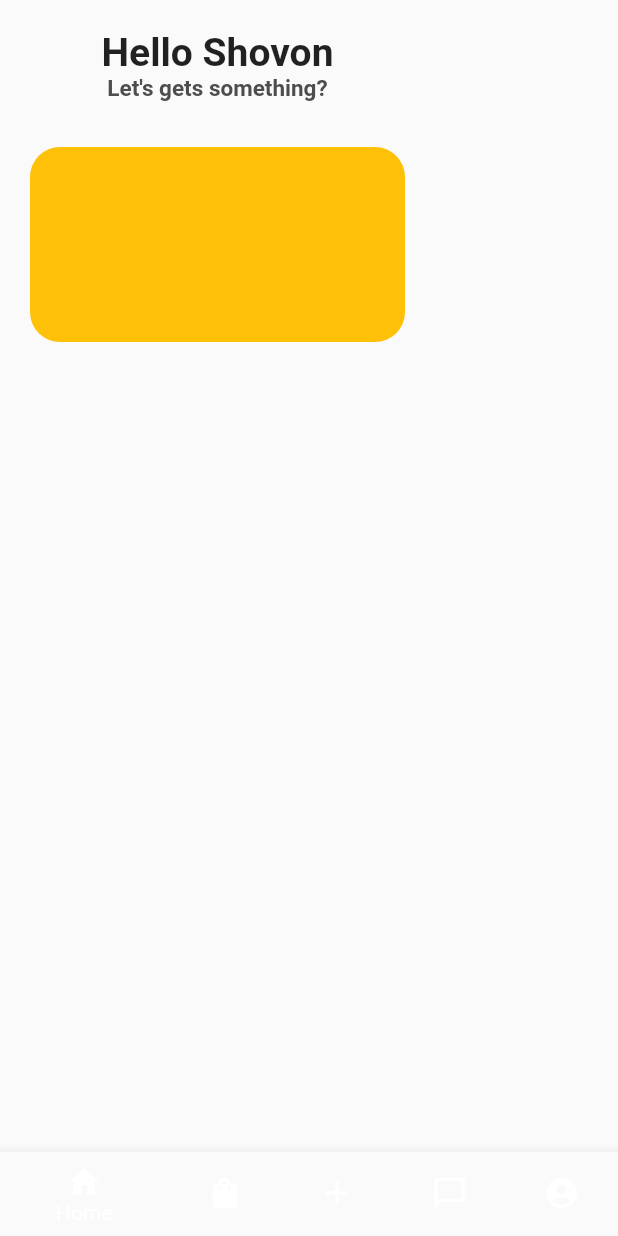
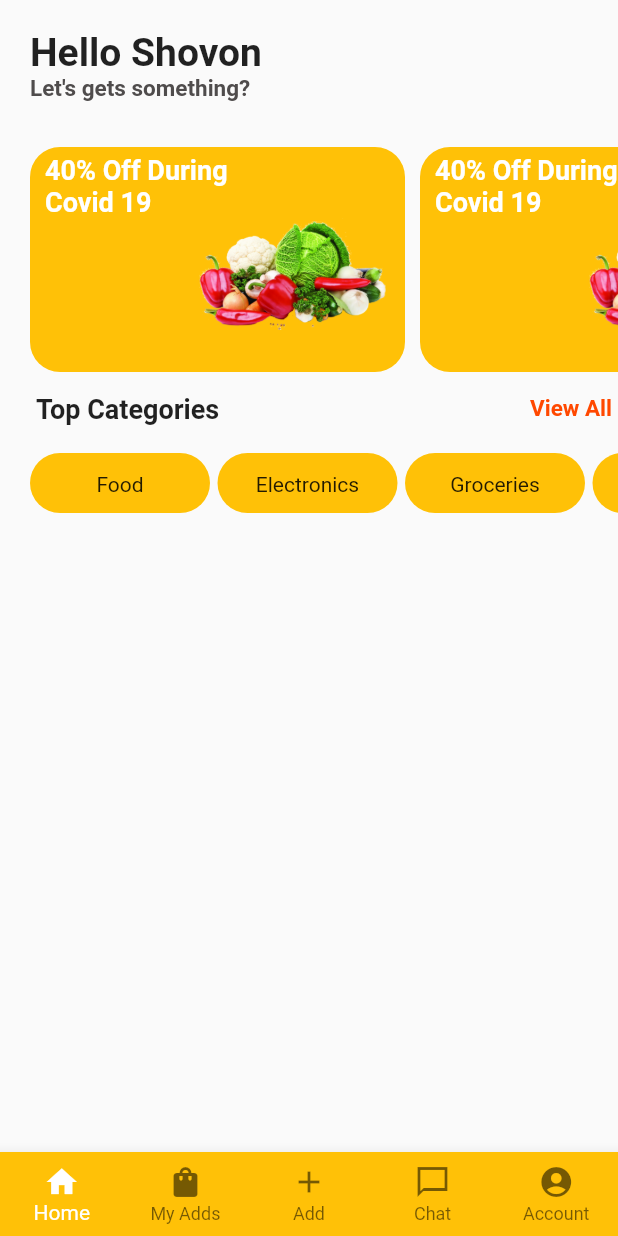
Before and after one commit to shovon2121/Flutter-Course, a Flutter app: the screen it shows after launch, on a phone screen of 412 x 824 dp. Run offline on Flutter 3.47's test engine with Material 2 defaults, Android fonts, the phone set to English and light mode, and no system bars.

Commit message:
categories done

```diff
--- a/assignment_4/lib/bottom_nav_bar.dart
+++ b/assignment_4/lib/bottom_nav_bar.dart
@@ -24,8 +24,10 @@ class _BottomNavControllerState extends State<BottomNavController> {
 
   Widget build(BuildContext ctx) {
     return Scaffold(
-      backgroundColor: Colors.amber,
       bottomNavigationBar: BottomNavigationBar(
+          type: BottomNavigationBarType.fixed,
+          backgroundColor: Colors.amber,
+          selectedItemColor: Colors.white,
         items: [
           BottomNavigationBarItem(icon: Icon(Icons.home),label: "Home"),
           BottomNavigationBarItem(icon: Icon(Icons.shopping_bag), label: "My Adds"),
--- a/assignment_4/lib/pages/home.dart
+++ b/assignment_4/lib/pages/home.dart
@@ -1,41 +1,171 @@
+import 'package:flutter/cupertino.dart';
 import 'package:flutter/material.dart';
+
 class Home extends StatelessWidget {
-
+  List <String> _categories = [
+    "Food","Electronics","Groceries","Dress","Fashion","Glasses","Camera"
+  ];
   @override
   Widget build(BuildContext context) {
     return Scaffold(
       body: SafeArea(
         child: Padding(
-          padding: const EdgeInsets.only(
-            top: 20,
-            left: 20
-          ),
+          padding: const EdgeInsets.only(top: 20, left: 20),
           child: Column(
+            crossAxisAlignment: CrossAxisAlignment.start,
             children: [
               Text(
                 "Hello Shovon",
-                style: TextStyle(
-                  fontSize: 26,
-                  fontWeight: FontWeight.w700
-                ),
+                style: TextStyle(fontSize: 26, fontWeight: FontWeight.w700),
               ),
               Text(
                 "Let's gets something?",
                 style: TextStyle(
                     fontSize: 15,
                     fontWeight: FontWeight.w600,
-                  color: Color(0xff4f4c4c)
+                    color: Color(0xff4f4c4c)),
               ),
+              SizedBox(
+                height: 30,
               ),
-              SizedBox(height: 30,),
               Container(
+                height: 150,
+                child: ListView(
+                  scrollDirection: Axis.horizontal,
+                  children: [
+                    Container(
+                      padding: EdgeInsets.only(left: 10, top: 5),
                       height: 130,
                       width: 250,
                       decoration: BoxDecoration(
                           color: Colors.amber,
-                  borderRadius: BorderRadius.all(Radius.circular(20))
+                          borderRadius: BorderRadius.all(Radius.circular(20))),
+                      child: Column(
+                        crossAxisAlignment: CrossAxisAlignment.start,
+                        children: [
+                          Text(
+                            "40% Off During \nCovid 19",
+                            style: TextStyle(
+                                fontSize: 18,
+                                fontWeight: FontWeight.bold,
+                                color: Colors.white),
+                          ),
+                          Align(
+                            alignment: Alignment.bottomRight,
+                            child: Image.asset(
+                              "assets/img.png",
+                              height: 75,
+                              width: 150,
+                            ),
+                          )
+                        ],
                       ),
                     ),
+                    SizedBox(width: 10,),
+                    Container(
+                      padding: EdgeInsets.only(left: 10, top: 5),
+                      height: 130,
+                      width: 250,
+                      decoration: BoxDecoration(
+                          color: Colors.amber,
+                          borderRadius: BorderRadius.all(Radius.circular(20))),
+                      child: Column(
+                        crossAxisAlignment: CrossAxisAlignment.start,
+                        children: [
+                          Text(
+                            "40% Off During \nCovid 19",
+                            style: TextStyle(
+                                fontSize: 18,
+                                fontWeight: FontWeight.bold,
+                                color: Colors.white),
+                          ),
+                          Align(
+                            alignment: Alignment.bottomRight,
+                            child: Image.asset(
+                              "assets/img.png",
+                              height: 75,
+                              width: 150,
+                            ),
+                          )
+                        ],
+                      ),
+                    ),
+                    SizedBox(width: 10,),
+                    Container(
+                      padding: EdgeInsets.only(left: 10, top: 5),
+                      height: 130,
+                      width: 250,
+                      decoration: BoxDecoration(
+                          color: Colors.amber,
+                          borderRadius: BorderRadius.all(Radius.circular(20))),
+                      child: Column(
+                        crossAxisAlignment: CrossAxisAlignment.start,
+                        children: [
+                          Text(
+                            "40% Off During \nCovid 19",
+                            style: TextStyle(
+                                fontSize: 18,
+                                fontWeight: FontWeight.bold,
+                                color: Colors.white),
+                          ),
+                          Align(
+                            alignment: Alignment.bottomRight,
+                            child: Image.asset(
+                              "assets/img.png",
+                              height: 75,
+                              width: 150,
+                            ),
+                          )
+                        ],
+                      ),
+                    ),
+                    SizedBox(width: 10,),
+                  ],
+                ),
+              ),
+              SizedBox(height: 10,),
+              Padding(
+                padding: const EdgeInsets.all(4.0),
+                child: Row(
+                  mainAxisAlignment: MainAxisAlignment.spaceBetween,
+                  children: [
+                    Text("Top Categories",
+                    style: TextStyle(
+                      fontSize: 18,
+                      fontWeight: FontWeight.w600,
+
+                    ),
+                    ),
+                    Text("View All",
+                      style: TextStyle(
+                        fontSize: 15,
+                        fontWeight: FontWeight.w600,
+                        color: Color(0xffff4800),
+                      ),
+                    ),
+
+                  ],
+                ),
+              ),
+              SizedBox(height: 15,),
+              Container(
+                height: 40,
+                child: ListView.builder(itemCount: _categories.length,
+                scrollDirection: Axis.horizontal
+                ,itemBuilder: (_, index){
+                  return Container(
+                    margin: EdgeInsets.only(right: 5),
+                    padding: EdgeInsets.only(top: 13),
+                    height: 15,
+                    width: 120,
+                    child: Text(_categories[index],textAlign: TextAlign.center,),
+                    decoration: BoxDecoration(borderRadius: BorderRadius.circular(50),color: Colors.amber),
+
+                  );
+                    }),
+              )
+
+
             ],
           ),
         ),
--- a/assignment_4/pubspec.yaml
+++ b/assignment_4/pubspec.yaml
@@ -45,9 +45,9 @@ flutter:
   uses-material-design: true
 
   # To add assets to your application, add an assets section, like this:
-  # assets:
-  #   - images/a_dot_burr.jpeg
-  #   - images/a_dot_ham.jpeg
+  assets:
+     - assets/img.png
+     - assets/img_1.png
 
   # An image asset can refer to one or more resolution-specific "variants", see
   # https://flutter.dev/assets-and-images/#resolution-aware.
```
Also changed, not shown: assignment_4/assets/img.png (added), assignment_4/assets/img_1.png (added). Lines whose indentation alone changed are shown as unchanged.
